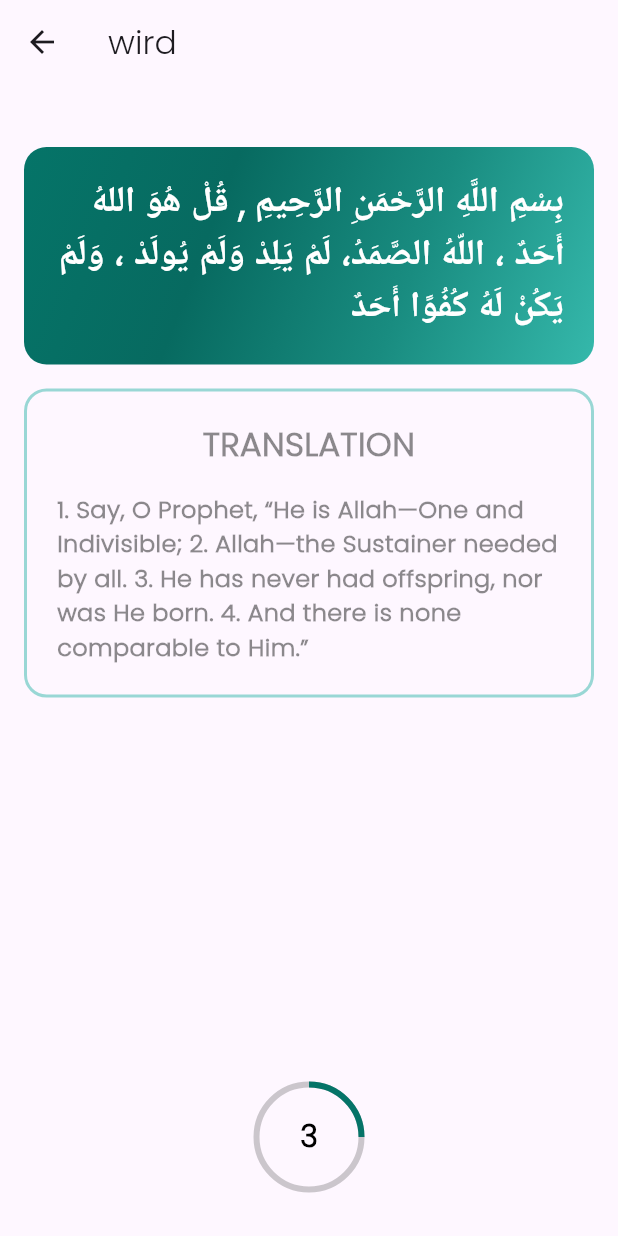
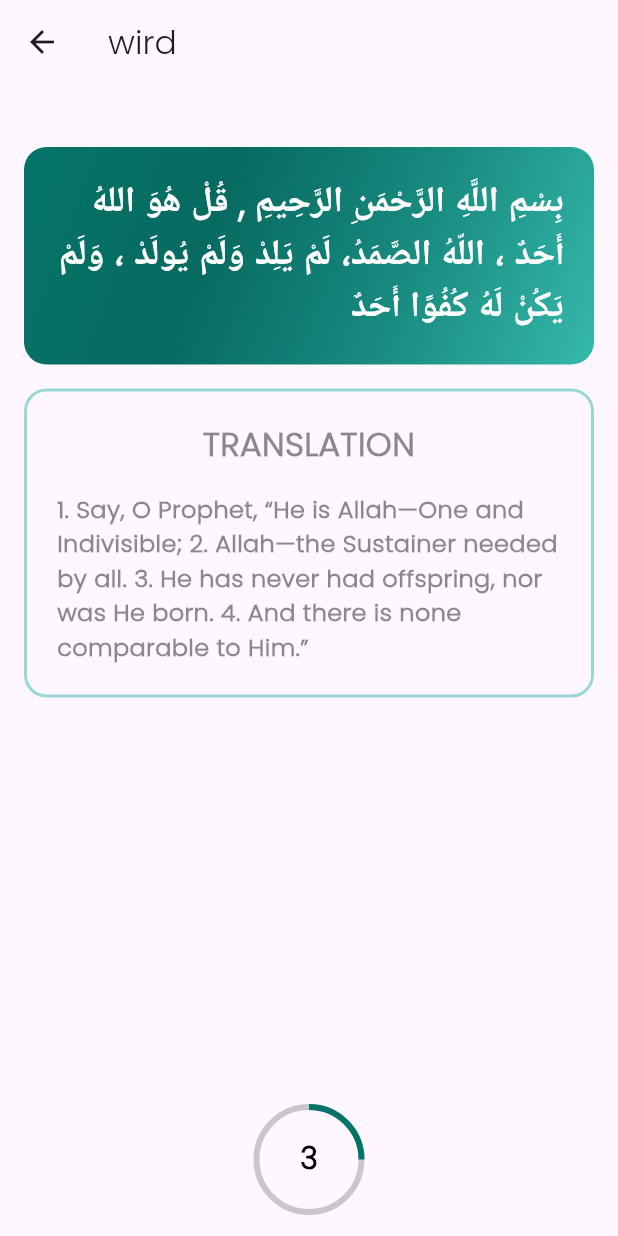
Before and after one commit to aslahmogral/wirdul_latif_app, a Flutter app: the screen it shows after launch, after a tap on "Morning", on a phone screen of 412 x 824 dp. Run offline on Flutter 3.47's test engine with Material 3 defaults, Android fonts, the phone set to English and light mode, and no system bars; our stand-ins replace flutter_animate, lottie; missing offline and left inert: dart:ffi; project files that could hold a hidden picture were left out.

Commit message:
removed fab button and used stack for wird count button

```diff
--- a/lib/screens/wird_screen/wird_screen.dart
+++ b/lib/screens/wird_screen/wird_screen.dart
@@ -32,7 +32,9 @@ class WirdScreen extends StatelessWidget {
                 itemBuilder: (context, index) {
                   return Padding(
                     padding: const EdgeInsets.all(16.0),
-                    child: SingleChildScrollView(
+                    child: Stack(
+                      children: [
+                        SingleChildScrollView(
                           child: Column(
                             children: [
                               SizedBox(
@@ -103,23 +105,14 @@ class WirdScreen extends StatelessWidget {
                                       ],
                                     ),
                                   )),
-                              SizedBox(height: 100,)
+                              SizedBox(
+                                height: 100,
+                              )
                             ],
                           ),
                         ),
-                  );
-                },
-              ),
-                floatingActionButtonLocation:
-                  FloatingActionButtonLocation.centerFloat,
-              floatingActionButton: SizedBox(
-                height: 100,
-                width: 100,
-                child: FloatingActionButton(
-                  backgroundColor: Colors.transparent,
-                  elevation: 0,
-                  shape: const CircleBorder(),
-                  onPressed: () {},
+                        Align(
+                          alignment: Alignment.bottomCenter,
                           child: Stack(
                             alignment: Alignment.center,
                             children: [
@@ -127,17 +120,18 @@ class WirdScreen extends StatelessWidget {
                                 height: 70,
                                 width: 70,
                                 child: CircularProgressIndicator(
-                          value: 25/100,
+                                  value: 25 / 100,
                                   valueColor: AlwaysStoppedAnimation<Color>(
                                     WirdColors.primaryDaycolor,
                                   ),
-                          backgroundColor: Colors.black45
-                              .withOpacity(0.2),
+                                  backgroundColor:
+                                      Colors.black45.withOpacity(0.2),
                                 ),
                               ),
                               Container(
                                 child: Text(
-                          '3',
+                                  model.wirdList[model.currentPage].count
+                                      .toString(),
                                   style: const TextStyle(
                                       color: Colors.black,
                                       fontSize: 20,
@@ -146,10 +140,12 @@ class WirdScreen extends StatelessWidget {
                               ),
                             ],
                           ),
-
+                        )
+                      ],
                     ),
+                  );
+                },
               ),
-
             );
           },
         );
--- a/lib/screens/wird_screen/wird_screen_model.dart
+++ b/lib/screens/wird_screen/wird_screen_model.dart
@@ -6,14 +6,14 @@ class WirdScreenModel with ChangeNotifier {
   List<Wird> wirdList = [];
   int currentPage = 0;
   PageController controller = PageController();
-
+  String currentPageWirdCount = '';
 
   WirdScreenModel(arguments) {
     // print(arguments);
     // wirdList = WirdulLatif.morningWird;
     if (arguments['wird'] == 'morning') {
       wirdList = WirdulLatif.morningWird;
-    } else if(arguments['wird'] == 'evening'){
+    } else if (arguments['wird'] == 'evening') {
       wirdList = WirdulLatif.eveningWird;
     }
   }
```
Lines whose indentation alone changed are shown as unchanged.
